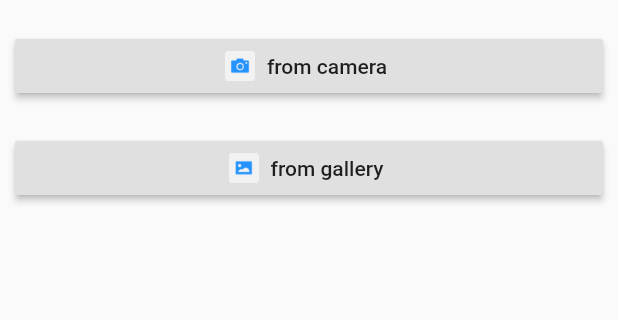
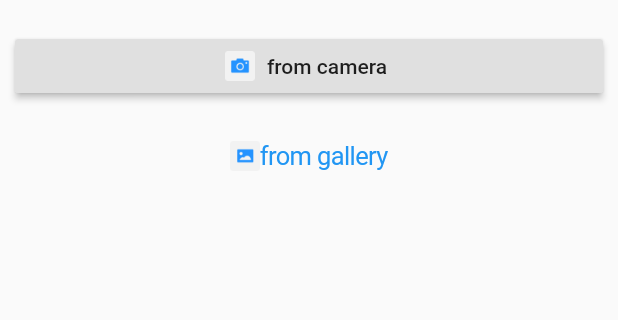
Before and after one commit to iamzhangweixiong/flutter_app, a Flutter app: the screen it shows after launch, on a phone screen of 412 x 824 dp, the part 123-443 px from its top. Run offline on Flutter 3.47's test engine with Material 2 defaults, Android fonts, the phone set to English and light mode, and no system bars; our stand-ins replace cached_network_image, image_picker.

Commit message:
【update】replace CupertinoButton

```diff
--- a/lib/view/home.dart
+++ b/lib/view/home.dart
@@ -1,5 +1,6 @@
 import 'dart:async';
 import 'dart:io';
+import 'package:flutter/cupertino.dart';
 import 'package:flutter/material.dart';
 import 'package:flutter_app/localization/demo_localizations.dart';
 import 'package:flutter_app/view/side_drawer.dart';
@@ -33,21 +34,22 @@ class HomeState extends State<Home> with WidgetsBindingObserver {
               child: new ConstrainedBox(
                   constraints: const BoxConstraints(minWidth: double.infinity),
                   child: new RaisedButton.icon(
-                      icon: new Image.asset(galleryIcon, width: 20.0, height: 20.0),
+                      icon: new Image.asset(galleryIcon,
+                          width: 20.0, height: 20.0),
                       label: new Text(DemoLocalizations.of(context).camera),
                       onPressed: () {
                         getImage(ImageSource.camera);
                       }))),
-          new Padding(
-              padding: const EdgeInsets.all(10.0),
-              child: new ConstrainedBox(
-                  constraints: const BoxConstraints(minWidth: double.infinity),
-                  child: new RaisedButton.icon(
-                      icon: new Image.asset(cameraIcon, width: 20.0, height: 20.0),
-                      label: new Text(DemoLocalizations.of(context).gallery),
-                      onPressed: () {
-                        getImage(ImageSource.gallery);
-                      })))
+          new CupertinoButton(
+              child: new Row(
+                  mainAxisAlignment: MainAxisAlignment.center,
+                  children: <Widget>[
+                    new Image.asset(cameraIcon, width: 20.0, height: 20.0),
+                    new Text(DemoLocalizations.of(context).gallery)
+                  ]),
+              onPressed: () {
+                getImage(ImageSource.gallery);
+              }),
         ])));
   }
 
```
